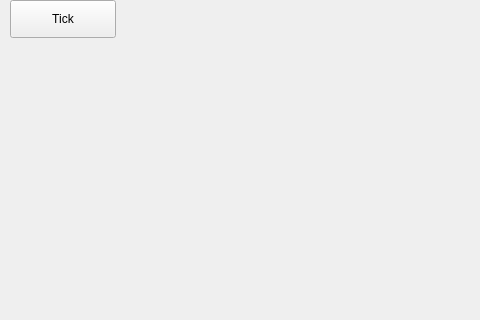
Before: the Qt Designer form mainwindow.ui in LuisMSuarez/GameOfLife, drawn with Qt 5; both pictures show x 0 to 480 and y 0 to 320 of the 800 by 600 pixel window.
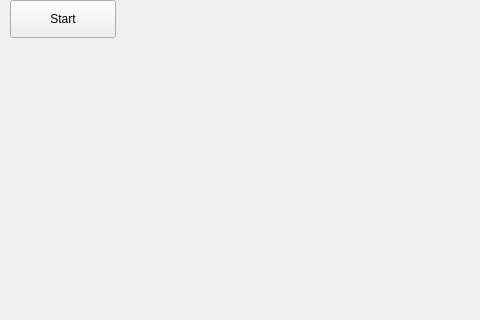
After: the same form once the commit is applied.

Commit message: Added QTimer for automated tick with start/pause (#9)

```diff
--- a/mainwindow.ui
+++ b/mainwindow.ui
@@ -48,7 +48,7 @@
      </rect>
     </property>
     <property name="text">
-     <string>Tick</string>
+     <string>Start</string>
     </property>
    </widget>
   </widget>
```
Left out of the diff: 2 changed lines with no effect on the pictures. The commit also changes 2 other files.
